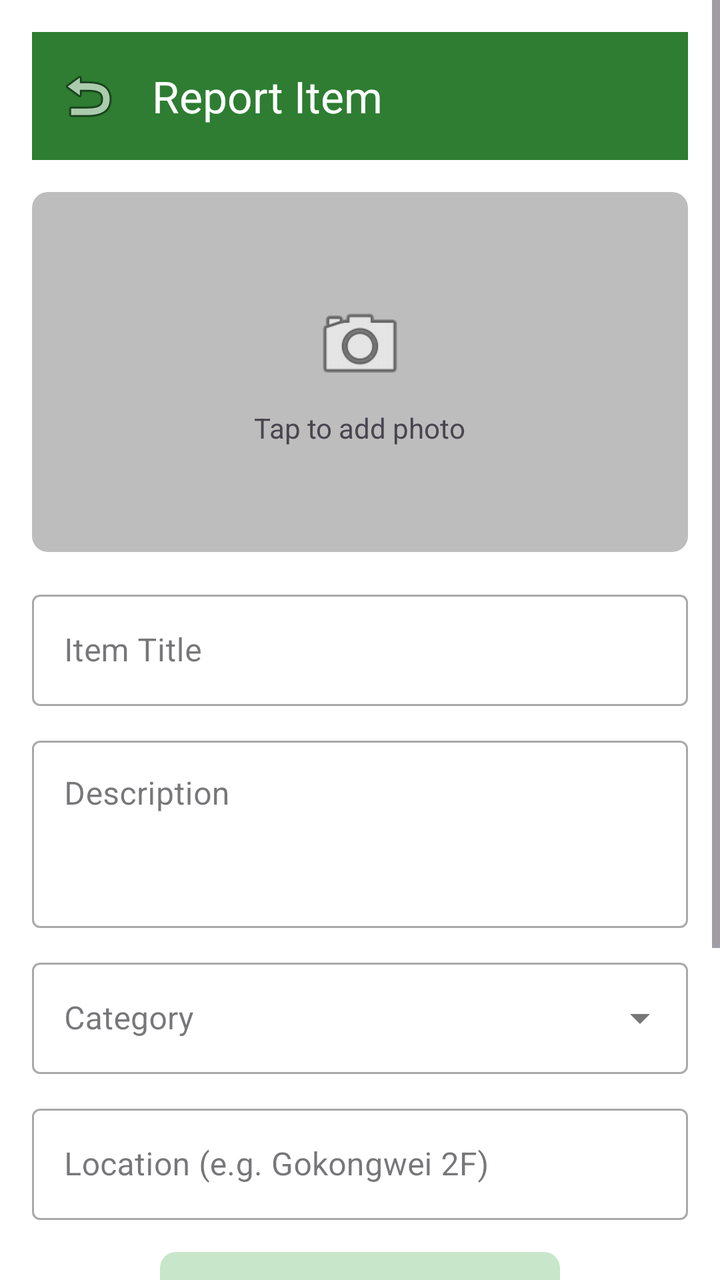
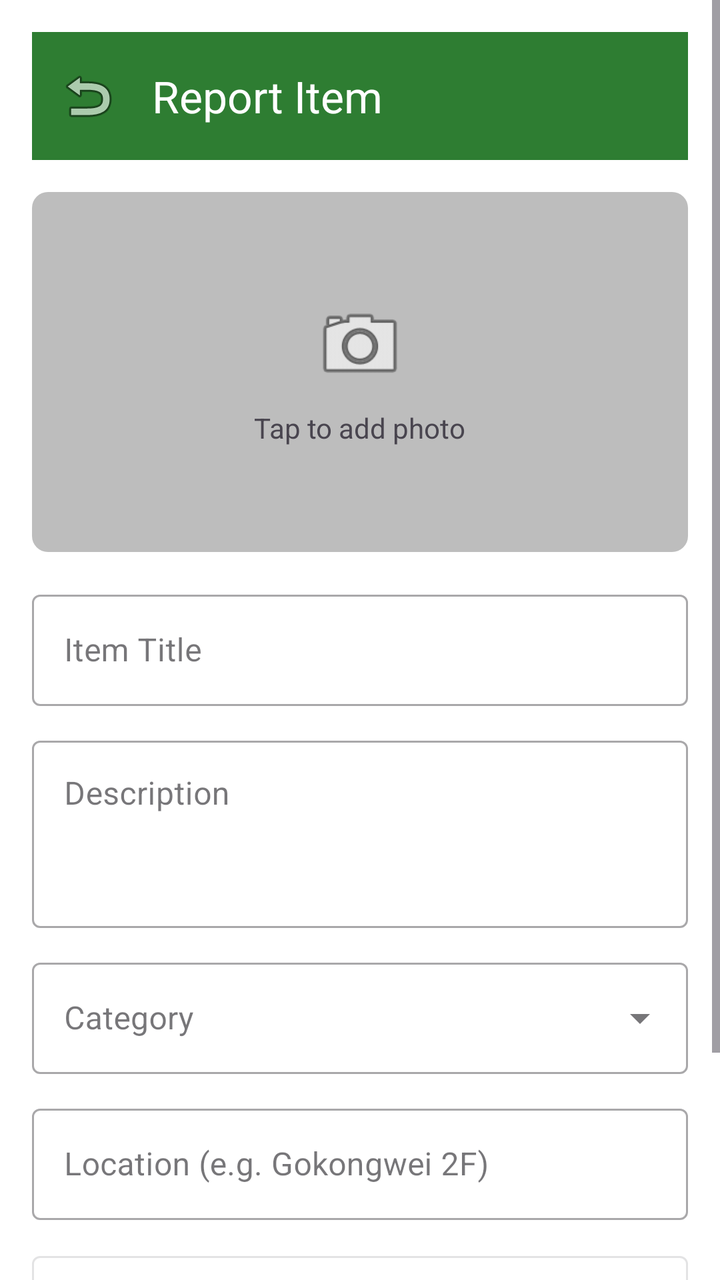

The first picture is an Android layout as it rendered before a commit; the second is the same layout after the commit. The layout source and the unified diff follow.
<!-- AndroidManifest.xml: application theme Theme.ArcherFind -->
<!-- res/layout/fragment_post_item.xml -->
<?xml version="1.0" encoding="utf-8"?>
<ScrollView
    xmlns:android="http://schemas.android.com/apk/res/android"
    xmlns:app="http://schemas.android.com/apk/res-auto"
    android:layout_width="match_parent"
    android:layout_height="match_parent"
    android:background="@color/white">

    <LinearLayout
        android:layout_width="match_parent"
        android:layout_height="wrap_content"
        android:orientation="vertical"
        android:padding="16dp">

        <com.google.android.material.appbar.MaterialToolbar
            android:id="@+id/toolbar_post"
            android:layout_width="match_parent"
            android:layout_height="wrap_content"
            app:title="Report Item"
            app:navigationIcon="@android:drawable/ic_menu_revert"
            android:background="@color/green_primary"
            app:titleTextColor="@color/white" />

        
        <FrameLayout
            android:id="@+id/photo_picker"
            android:layout_width="match_parent"
            android:layout_height="180dp"
            android:background="@drawable/placeholder_image"
            android:layout_marginTop="16dp">

            <ImageView
                android:id="@+id/iv_photo_preview"
                android:layout_width="match_parent"
                android:layout_height="match_parent"
                android:scaleType="centerCrop"
                android:visibility="gone"
                android:contentDescription="Selected photo" />

            <LinearLayout
                android:id="@+id/photo_hint"
                android:layout_width="match_parent"
                android:layout_height="match_parent"
                android:gravity="center"
                android:orientation="vertical">

                <ImageView
                    android:layout_width="48dp"
                    android:layout_height="48dp"
                    android:src="@android:drawable/ic_menu_camera"
                    android:contentDescription="Add photo" />

                <TextView
                    android:layout_width="wrap_content"
                    android:layout_height="wrap_content"
                    android:text="Tap to add photo"
                    android:textSize="14sp"
                    android:layout_marginTop="8dp" />
            </LinearLayout>
        </FrameLayout>

        <com.google.android.material.textfield.TextInputLayout
            android:layout_width="match_parent"
            android:layout_height="wrap_content"
            android:layout_marginTop="16dp"
            style="@style/Widget.MaterialComponents.TextInputLayout.OutlinedBox">

            <com.google.android.material.textfield.TextInputEditText
                android:id="@+id/et_post_title"
                android:layout_width="match_parent"
                android:layout_height="wrap_content"
                android:hint="Item Title" />
        </com.google.android.material.textfield.TextInputLayout>

        <com.google.android.material.textfield.TextInputLayout
            android:layout_width="match_parent"
            android:layout_height="wrap_content"
            android:layout_marginTop="12dp"
            style="@style/Widget.MaterialComponents.TextInputLayout.OutlinedBox">

            <com.google.android.material.textfield.TextInputEditText
                android:id="@+id/et_post_description"
                android:layout_width="match_parent"
                android:layout_height="wrap_content"
                android:hint="Description"
                android:minLines="3"
                android:gravity="top"
                android:inputType="textMultiLine" />
        </com.google.android.material.textfield.TextInputLayout>

        <com.google.android.material.textfield.TextInputLayout
            android:layout_width="match_parent"
            android:layout_height="wrap_content"
            android:layout_marginTop="12dp"
            style="@style/Widget.MaterialComponents.TextInputLayout.OutlinedBox.ExposedDropdownMenu">

            <AutoCompleteTextView
                android:id="@+id/spinner_category"
                android:layout_width="match_parent"
                android:layout_height="wrap_content"
                android:hint="Category"
                android:inputType="none" />
        </com.google.android.material.textfield.TextInputLayout>

        <com.google.android.material.textfield.TextInputLayout
            android:layout_width="match_parent"
            android:layout_height="wrap_content"
            android:layout_marginTop="12dp"
            style="@style/Widget.MaterialComponents.TextInputLayout.OutlinedBox">

            <com.google.android.material.textfield.TextInputEditText
                android:id="@+id/et_post_location"
                android:layout_width="match_parent"
                android:layout_height="wrap_content"
                android:hint="Location (e.g. Gokongwei 2F)" />
        </com.google.android.material.textfield.TextInputLayout>

        
        <ImageView
            android:layout_width="match_parent"
            android:layout_height="150dp"
            android:src="@drawable/placeholder_map"
            android:layout_marginTop="16dp"
            android:contentDescription="Map location" />

        <com.google.android.material.button.MaterialButton
            android:id="@+id/btn_submit_post"
            android:layout_width="match_parent"
            android:layout_height="wrap_content"
            android:text="Submit"
            android:layout_marginTop="24dp" />
    </LinearLayout>
</ScrollView>
<!-- resources referenced by this layout -->
<resources>
  <color name="green_primary">#2E7D32</color>
  <color name="white">#FFFFFF</color>
  <!-- drawable placeholder_image (drawable) -->
  <?xml version="1.0" encoding="utf-8"?>
  <shape xmlns:android="http://schemas.android.com/apk/res/android"
      android:shape="rectangle">
      <solid android:color="@color/placeholder_bg" />
      <size android:width="120dp" android:height="120dp" />
      <corners android:radius="8dp" />
  </shape>
  <!-- drawable placeholder_map (drawable) -->
  <?xml version="1.0" encoding="utf-8"?>
  <shape xmlns:android="http://schemas.android.com/apk/res/android"
      android:shape="rectangle">
      <solid android:color="#C8E6C9" />
      <size android:width="200dp" android:height="150dp" />
      <corners android:radius="8dp" />
  </shape>
  <style name="Theme.ArcherFind" parent="Theme.Material3.Light.NoActionBar">
          <item name="colorPrimary">@color/green_primary</item>
          <item name="colorPrimaryDark">@color/green_primary_dark</item>
          <item name="colorAccent">@color/green_accent</item>
      </style>
  <color name="placeholder_bg">#BDBDBD</color>
  <color name="green_primary_dark">#1B5E20</color>
  <color name="green_accent">#66BB6A</color>
</resources>

<!-- the commit's change to res/layout/fragment_post_item.xml (unified diff, before → after) -->
@@ -115,13 +115,22 @@
                 android:hint="Location (e.g. Gokongwei 2F)" />
         </com.google.android.material.textfield.TextInputLayout>
 
-        
-        <ImageView
+        <com.google.android.material.button.MaterialButton
+            android:id="@+id/btn_use_current_location"
             android:layout_width="match_parent"
-            android:layout_height="150dp"
-            android:src="@drawable/placeholder_map"
-            android:layout_marginTop="16dp"
-            android:contentDescription="Map location" />
+            android:layout_height="wrap_content"
+            android:text="Use Current Location"
+            android:layout_marginTop="12dp"
+            style="@style/Widget.MaterialComponents.Button.OutlinedButton" />
+
+        <TextView
+            android:id="@+id/tv_location_status"
+            android:layout_width="match_parent"
+            android:layout_height="wrap_content"
+            android:textSize="12sp"
+            android:textColor="#757575"
+            android:gravity="center"
+            android:layout_marginTop="4dp" />
 
         <com.google.android.material.button.MaterialButton
             android:id="@+id/btn_submit_post"
<!-- resource entries referenced after the edit -->
@@ -10,14 +10,6 @@
       <size android:width="120dp" android:height="120dp" />
       <corners android:radius="8dp" />
   </shape>
-  <!-- drawable placeholder_map (drawable) -->
-  <?xml version="1.0" encoding="utf-8"?>
-  <shape xmlns:android="http://schemas.android.com/apk/res/android"
-      android:shape="rectangle">
-      <solid android:color="#C8E6C9" />
-      <size android:width="200dp" android:height="150dp" />
-      <corners android:radius="8dp" />
-  </shape>
   <style name="Theme.ArcherFind" parent="Theme.Material3.Light.NoActionBar">
           <item name="colorPrimary">@color/green_primary</item>
           <item name="colorPrimaryDark">@color/green_primary_dark</item>
